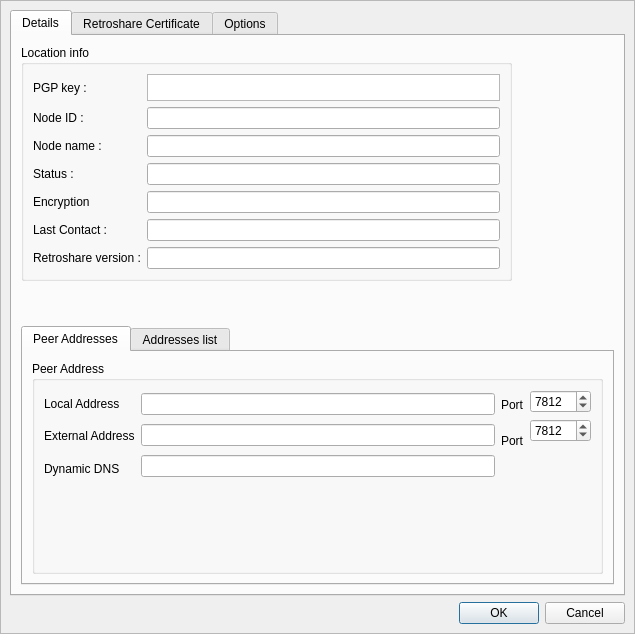
Above: retroshare-gui/src/gui/connect/ConfCertDialog.ui from RetroShare/RetroShare before the change. Below: the same form after it.
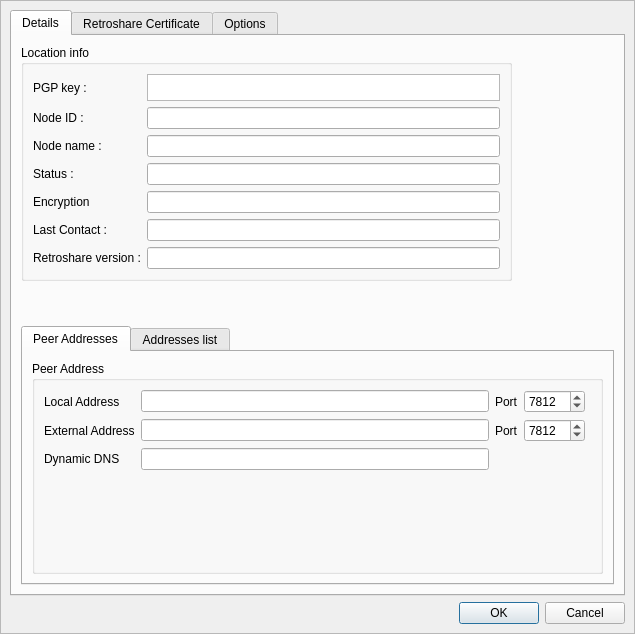
That is the form after the change. Icons and pictures are not drawn. Custom widgets are drawn as their Qt base class.

Commit message: Fixed layout of the ip addresses in ConfCertDialog

```diff
--- a/retroshare-gui/src/gui/connect/ConfCertDialog.ui
+++ b/retroshare-gui/src/gui/connect/ConfCertDialog.ui
@@ -272,11 +272,22 @@
                    </property>
                   </spacer>
                  </item>
-                 <item row="0" column="0" rowspan="2" colspan="2">
-                  <layout class="QHBoxLayout" name="_4">
-                   <item>
-                    <layout class="QVBoxLayout" name="_5">
-                     <item>
+                 <item row="2" column="0" colspan="2">
+                  <spacer>
+                   <property name="orientation">
+                    <enum>Qt::Vertical</enum>
+                   </property>
+                   <property name="sizeHint" stdset="0">
+                    <size>
+                     <width>20</width>
+                     <height>47</height>
+                    </size>
+                   </property>
+                  </spacer>
+                 </item>
+                 <item row="0" column="0">
+                  <layout class="QGridLayout" name="gridLayout_2">
+                   <item row="0" column="0">
                       <widget class="QLabel" name="l_localAddress">
                        <property name="layoutDirection">
                         <enum>Qt::LeftToRight</enum>
@@ -289,72 +300,44 @@
                        </property>
                       </widget>
                      </item>
-                     <item>
+                   <item row="0" column="1">
+                    <widget class="QLineEdit" name="localAddress"/>
+                   </item>
+                   <item row="1" column="0">
                       <widget class="QLabel" name="l_extAddress">
                        <property name="text">
                         <string>External Address</string>
                        </property>
                       </widget>
                      </item>
-                     <item>
+                   <item row="1" column="1">
+                    <widget class="QLineEdit" name="extAddress"/>
+                   </item>
+                   <item row="2" column="0">
                       <widget class="QLabel" name="l_dynDNS">
                        <property name="text">
                         <string>Dynamic DNS</string>
                        </property>
                       </widget>
                      </item>
-                    </layout>
-                   </item>
-                   <item>
-                    <layout class="QVBoxLayout" name="_6">
-                     <item>
-                      <widget class="QLineEdit" name="localAddress"/>
-                     </item>
-                     <item>
-                      <widget class="QLineEdit" name="extAddress"/>
-                     </item>
-                     <item>
+                   <item row="2" column="1">
                       <widget class="QLineEdit" name="dynDNS"/>
                      </item>
-                    </layout>
-                   </item>
-                   <item>
-                    <layout class="QVBoxLayout" name="_7">
-                     <item>
+                   <item row="0" column="2">
                       <widget class="QLabel" name="l_portLocal">
                        <property name="text">
                         <string>Port</string>
                        </property>
                       </widget>
                      </item>
-                     <item>
+                   <item row="1" column="2">
                       <widget class="QLabel" name="l_portExternal">
                        <property name="text">
                         <string>Port</string>
                        </property>
                       </widget>
                      </item>
-                     <item>
-                      <spacer name="verticalSpacer_3">
-                       <property name="orientation">
-                        <enum>Qt::Vertical</enum>
-                       </property>
-                       <property name="sizeType">
-                        <enum>QSizePolicy::Fixed</enum>
-                       </property>
-                       <property name="sizeHint" stdset="0">
-                        <size>
-                         <width>20</width>
-                         <height>27</height>
-                        </size>
-                       </property>
-                      </spacer>
-                     </item>
-                    </layout>
-                   </item>
-                   <item>
-                    <layout class="QVBoxLayout" name="_8">
-                     <item>
+                   <item row="0" column="3">
                       <widget class="QSpinBox" name="localPort">
                        <property name="minimum">
                         <number>0</number>
@@ -367,7 +350,7 @@
                        </property>
                       </widget>
                      </item>
-                     <item>
+                   <item row="1" column="3">
                       <widget class="QSpinBox" name="extPort">
                        <property name="minimum">
                         <number>0</number>
@@ -380,35 +363,7 @@
                        </property>
                       </widget>
                      </item>
-                     <item>
-                      <spacer name="verticalSpacer_2">
-                       <property name="orientation">
-                        <enum>Qt::Vertical</enum>
-                       </property>
-                       <property name="sizeHint" stdset="0">
-                        <size>
-                         <width>20</width>
-                         <height>40</height>
-                        </size>
-                       </property>
-                      </spacer>
-                     </item>
-                    </layout>
-                   </item>
-                  </layout>
-                 </item>
-                 <item row="2" column="0" colspan="2">
-                  <spacer>
-                   <property name="orientation">
-                    <enum>Qt::Vertical</enum>
-                   </property>
-                   <property name="sizeHint" stdset="0">
-                    <size>
-                     <width>20</width>
-                     <height>47</height>
-                    </size>
-                   </property>
-                  </spacer>
+                  </layout>
                  </item>
                 </layout>
                </widget>
```
Lines whose indentation alone changed are shown as unchanged.
